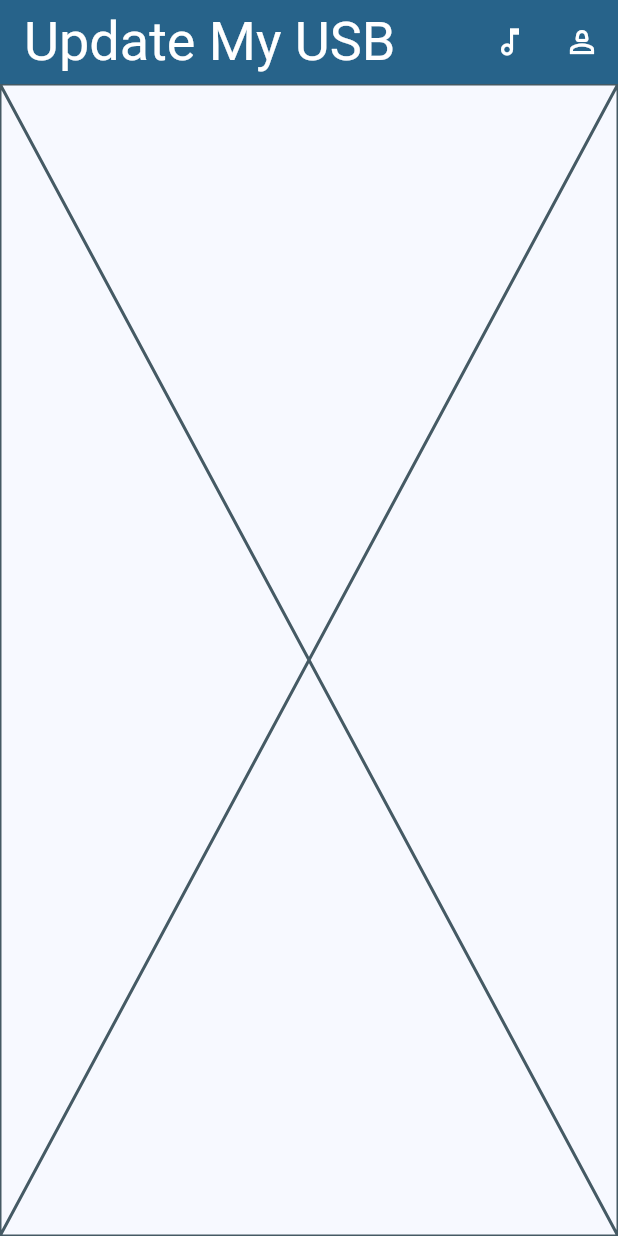
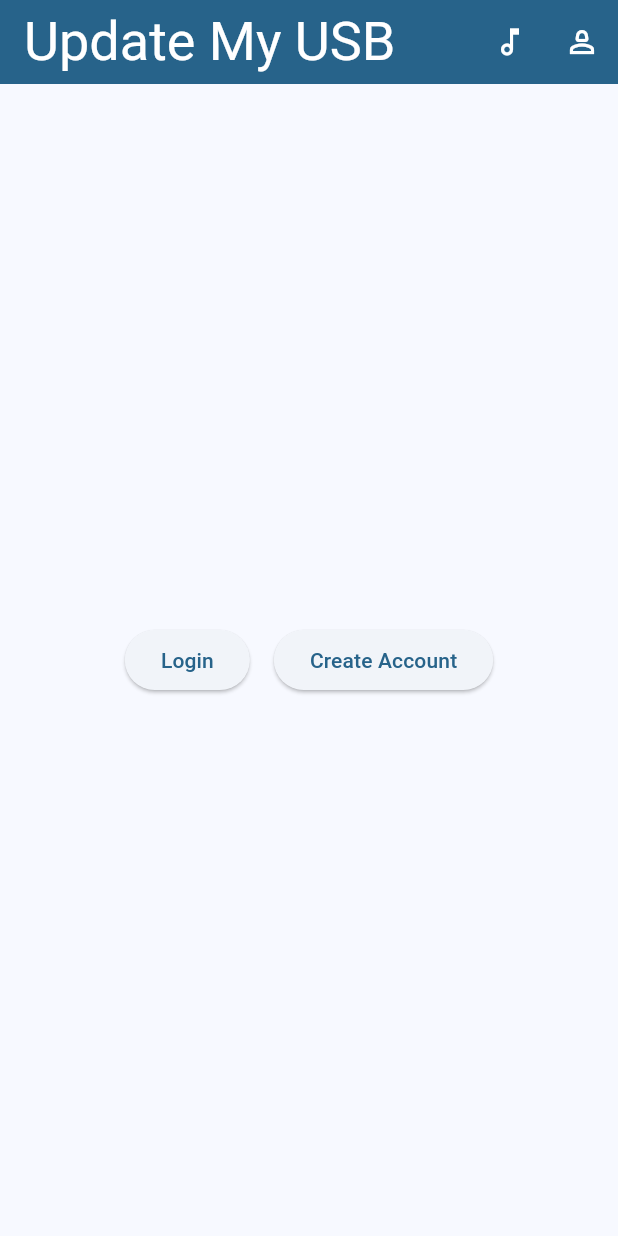
Before and after one commit to AidenAC/UpdateMyUSB, a Flutter app: the screen it shows after launch, after a tap on the "person 2" icon, on a phone screen of 412 x 824 dp. Run offline on Flutter 3.47's test engine with Material 3 defaults, Android fonts, the phone set to English and light mode, and no system bars; network calls fail.

Commit message:
began users section

```diff
--- a/FrontEnd/updatemyusb_front/lib/main.dart
+++ b/FrontEnd/updatemyusb_front/lib/main.dart
@@ -2,6 +2,7 @@ import 'package:flutter/material.dart';
 
 import 'music.dart';
 import 'music_data.dart';
+import 'user.dart';
 
 void main() {
   runApp(const MainApp());
@@ -52,7 +53,7 @@ class _HomePageState extends State<HomePage> {
       case 0:
         page = MusicPage(songs);
       case 1:
-        page = Placeholder();
+        page = const UserPage();
       default:
         throw UnimplementedError('no page for $pageIndex');
     }
--- /dev/null
+++ b/FrontEnd/updatemyusb_front/lib/user.dart
@@ -0,0 +1,36 @@
+// ignore_for_file: avoid_print
+
+import 'package:flutter/material.dart';
+
+class UserPage extends StatelessWidget {
+  const UserPage({super.key});
+
+  @override
+  Widget build(BuildContext context) {
+    return Center(
+      child: Row(
+        mainAxisAlignment: MainAxisAlignment.center,
+        children: [
+          Padding(
+            padding: const EdgeInsets.all(8.0),
+            child: ElevatedButton(
+              onPressed: () {
+                print('login');
+              },
+              child: const Text('Login'),
+            ),
+          ),
+          Padding(
+            padding: const EdgeInsets.all(8.0),
+            child: ElevatedButton(
+              onPressed: () {
+                print('create account');
+              },
+              child: const Text('Create Account'),
+            ),
+          ),
+        ],
+      ),
+    );
+  }
+}
```
